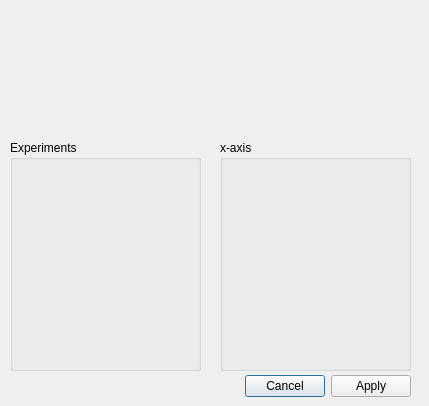
Before: the Qt Designer form UI_form/GroupingPopup.ui in zengjiexia/ACT, drawn with Qt 5.
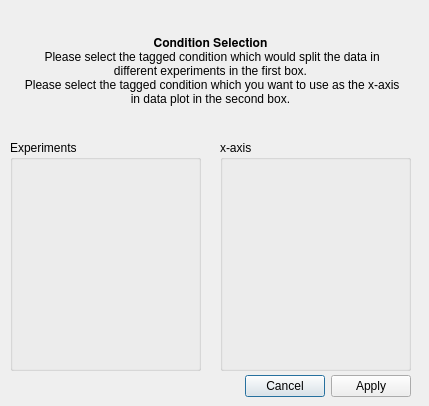
After: the same form once the commit is applied.

Diff of the .ui file:
```diff
--- a/UI_form/GroupingPopup.ui
+++ b/UI_form/GroupingPopup.ui
@@ -55,6 +55,27 @@
     <string>x-axis</string>
    </property>
   </widget>
+  <widget class="QLabel" name="label">
+   <property name="geometry">
+    <rect>
+     <x>20</x>
+     <y>10</y>
+     <width>381</width>
+     <height>121</height>
+    </rect>
+   </property>
+   <property name="text">
+    <string>𝐂𝐨𝐧𝐝𝐢𝐭𝐢𝐨𝐧 𝐒𝐞𝐥𝐞𝐜𝐭𝐢𝐨𝐧
+ Please select the tagged condition which would split the data in different experiments in the first box.
+ Please select the tagged condition which you want to use as the x-axis in data plot in the second box.</string>
+   </property>
+   <property name="alignment">
+    <set>Qt::AlignCenter</set>
+   </property>
+   <property name="wordWrap">
+    <bool>true</bool>
+   </property>
+  </widget>
  </widget>
  <resources/>
  <connections>
```
